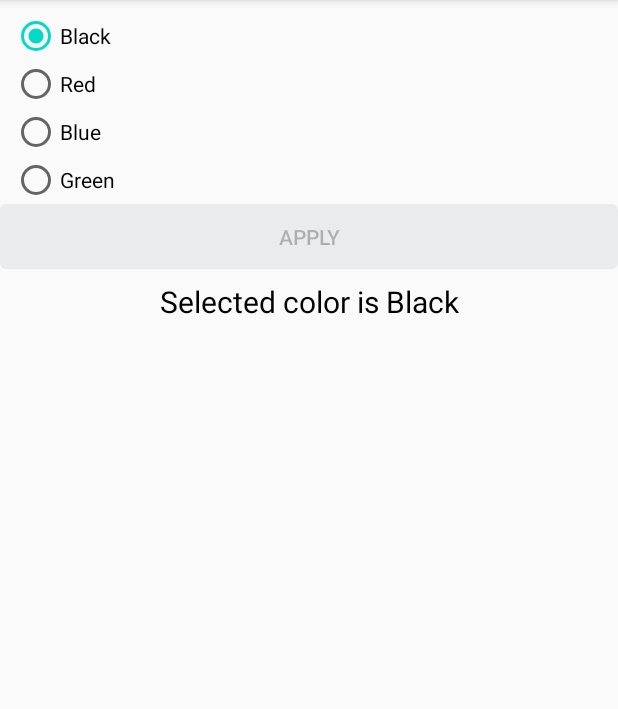
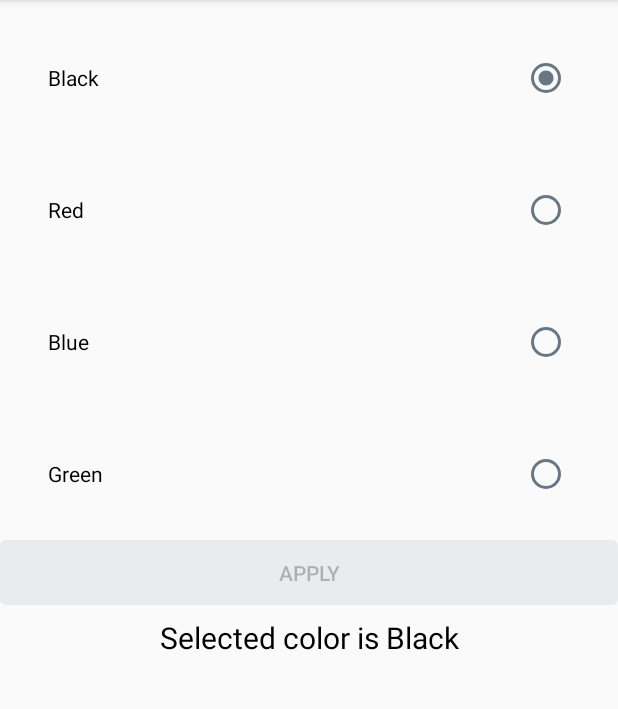
Before and after one commit to natalieytan/android-radio-button-experiment, an Android app: the fragment DefaultRadioButtonFragment shown on its own in the app's theme, on a phone screen of 412 x 824 dp, the part 84-793 px from its top. Run offline under Robolectric (Android 15) with nearby library versions, the phone set to English and light mode, and no system bars.

Commit message:
Provide some basic styling to default radio button

```diff
--- a/app/src/main/res/layout/fragment_default_radio_button.xml
+++ b/app/src/main/res/layout/fragment_default_radio_button.xml
@@ -19,26 +19,30 @@
 
         <RadioButton
             android:id="@+id/radioButtonBlack"
-            android:layout_width="wrap_content"
+            android:layout_width="match_parent"
             android:layout_height="wrap_content"
+            style="@style/AppTheme.VanillaRadioButton"
             android:text="@string/black" />
 
         <RadioButton
             android:id="@+id/radioButtonRed"
-            android:layout_width="wrap_content"
+            android:layout_width="match_parent"
             android:layout_height="wrap_content"
+            style="@style/AppTheme.VanillaRadioButton"
             android:text="@string/red" />
 
         <RadioButton
             android:id="@+id/radioButtonBlue"
-            android:layout_width="wrap_content"
+            android:layout_width="match_parent"
             android:layout_height="wrap_content"
+            style="@style/AppTheme.VanillaRadioButton"
             android:text="@string/blue" />
 
         <RadioButton
             android:id="@+id/radioButtonGreen"
-            android:layout_width="wrap_content"
+            android:layout_width="match_parent"
             android:layout_height="wrap_content"
+            style="@style/AppTheme.VanillaRadioButton"
             android:text="@string/green" />
     </RadioGroup>
 
--- a/app/src/main/res/values/styles.xml
+++ b/app/src/main/res/values/styles.xml
@@ -42,4 +42,19 @@
         <item name="android:textSize">14sp</item>
     </style>
 
+    <style name="AppTheme.VanillaRadioButton" parent="Widget.AppCompat.CompoundButton.RadioButton">
+        <item name="android:button">@null</item>
+        <item name="android:drawableEnd">?android:attr/listChoiceIndicatorSingle</item>
+        <item name="android:drawableRight">?android:attr/listChoiceIndicatorSingle</item>
+        <item name="android:drawableTint" tools:ignore="NewApi">#697684</item>
+        <item name="android:background">?android:selectableItemBackground</item>
+        <item name="android:layout_gravity">start</item>
+        <item name="android:textAlignment" tools:ignore="NewApi">textStart</item>
+        <item name="android:paddingBottom">28dp</item>
+        <item name="android:paddingLeft">24dp</item>
+        <item name="android:paddingRight">24dp</item>
+        <item name="android:paddingTop">28dp</item>
+        <item name="android:textSize">14sp</item>
+    </style>
+
 </resources>
```
